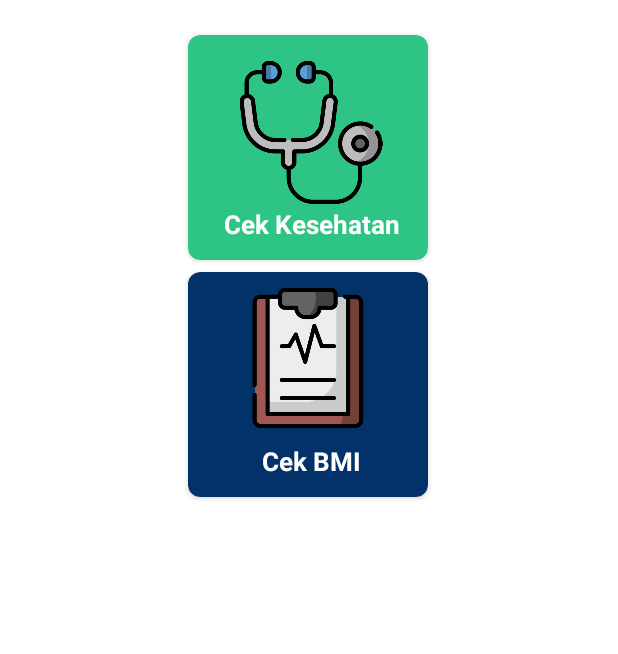
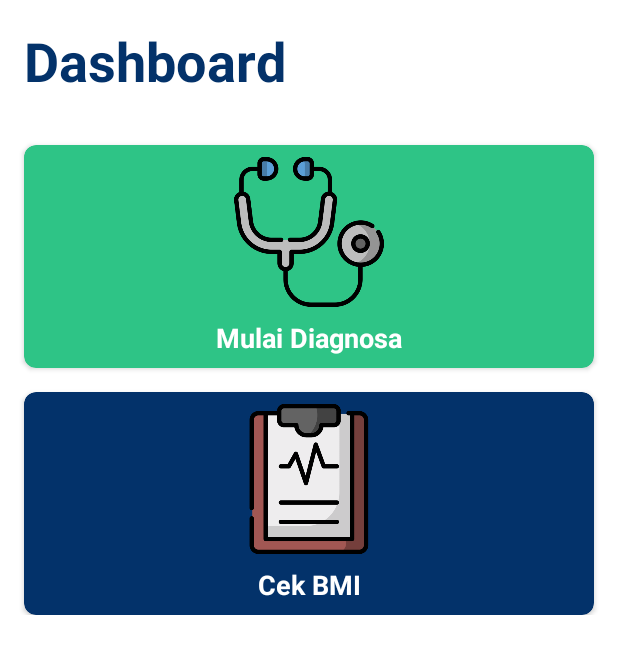
Before and after one commit to anksite/Dokter.ai, an Android app: the layout fragment_dashboard.xml on its own in the app's theme, with its tools: preview values and no code run, on a phone screen of 412 x 824 dp. Shown: the top 654 px of the screen. Run offline under Robolectric (Android 15) with nearby library versions, the phone set to English and light mode, and no system bars.

Commit message:
tidy UI Dashboard and detail news

```diff
--- a/app/src/main/java/com/dokter/ai/view/adapter/DashboardAdapter.kt
+++ b/app/src/main/java/com/dokter/ai/view/adapter/DashboardAdapter.kt
@@ -7,6 +7,7 @@ import android.view.View
 import android.view.ViewGroup
 import android.widget.TextView
 import androidx.recyclerview.widget.RecyclerView
+import com.bumptech.glide.Glide
 import com.dokter.ai.databinding.CardViewBinding
 import com.dokter.ai.databinding.FragmentDashboardBinding
 import com.dokter.ai.view.DetailNewsActivity
@@ -38,6 +39,7 @@ class DashboardAdapter : RecyclerView.Adapter<DashboardAdapter.ViewHolder>() {
     inner class ViewHolder(private val binding: CardViewBinding) : RecyclerView.ViewHolder(binding.root) {
         fun bind (course : NewsEntity){
             binding.tvCard.text = course.title
+            Glide.with(itemView.context).load(course.photo).centerCrop().into(binding.ivArtikel)
             itemView.setOnClickListener{
                 val intent = Intent(itemView.context, DetailNewsActivity::class.java)
                 intent.putExtra(DetailNewsActivity.EXTRA_COURSE, course.title)
--- a/app/src/main/java/com/dokter/ai/view/viewmodel/DashboardViewModel.kt
+++ b/app/src/main/java/com/dokter/ai/view/viewmodel/DashboardViewModel.kt
@@ -14,7 +14,7 @@ class DashboardViewModel : ViewModel() {
     private val _textBMI = MutableLiveData<String>().apply {
         value = "Cek BMI"
     }
-    val textBMI: LiveData<String> = _textPeriksa
+    val textBMI: LiveData<String> = _textBMI
 
 
 }
--- /dev/null
+++ b/app/src/main/res/drawable/bg_artikel.xml
@@ -0,0 +1,6 @@
+<?xml version="1.0" encoding="utf-8"?>
+<shape xmlns:android="http://schemas.android.com/apk/res/android">
+    <gradient
+        android:angle="270"
+        android:endColor="@color/colorFont" />
+</shape>
--- a/app/src/main/res/layout/fragment_dashboard.xml
+++ b/app/src/main/res/layout/fragment_dashboard.xml
@@ -1,7 +1,6 @@
 <?xml version="1.0" encoding="utf-8"?>
 
-<ScrollView
-    xmlns:android="http://schemas.android.com/apk/res/android"
+<ScrollView xmlns:android="http://schemas.android.com/apk/res/android"
     xmlns:app="http://schemas.android.com/apk/res-auto"
     xmlns:tools="http://schemas.android.com/tools"
     android:layout_width="match_parent"
@@ -9,167 +8,108 @@
 
     <androidx.constraintlayout.widget.ConstraintLayout
         android:layout_width="match_parent"
-    android:layout_height="match_parent"
+        android:layout_height="wrap_content"
         android:orientation="horizontal"
         tools:context=".view.fragment.DashboardFragment">
 
+        <TextView
+            android:id="@+id/textView5"
+            android:layout_width="wrap_content"
+            android:layout_height="wrap_content"
+            android:layout_marginStart="16dp"
+            android:layout_marginTop="16dp"
+            android:text="Dashboard"
+            android:textColor="@color/colorFont"
+            android:textSize="36sp"
+            android:textStyle="bold"
+            app:layout_constraintStart_toStartOf="parent"
+            app:layout_constraintTop_toTopOf="parent" />
+
         <androidx.recyclerview.widget.RecyclerView
             android:id="@+id/rvDashboard"
-        app:layout_constraintTop_toTopOf="parent"
             android:layout_width="match_parent"
             android:layout_height="wrap_content"
+            android:layout_marginTop="16dp"
             android:orientation="horizontal"
-        android:layout_marginTop="15dp"/>
+            app:layout_constraintTop_toBottomOf="@+id/textView5" />
 
         <androidx.cardview.widget.CardView
             android:id="@+id/bDiagnosis"
-        android:layout_width="160dp"
-        android:layout_height="150dp"
-        android:layout_margin="8dp"
-        android:layout_marginTop="60dp"
+            android:layout_width="0dp"
+            android:layout_height="wrap_content"
+            android:layout_margin="16dp"
             android:contentDescription="diagnosis"
             android:padding="8dp"
             app:cardBackgroundColor="@color/hijau_doktorAI"
             app:cardCornerRadius="8dp"
-        app:layout_constraintBottom_toBottomOf="parent"
             app:layout_constraintEnd_toEndOf="parent"
-        app:layout_constraintHorizontal_bias="0.498"
             app:layout_constraintStart_toStartOf="parent"
-        app:layout_constraintTop_toBottomOf="@+id/rvDashboard"
-        app:layout_constraintVertical_bias="0.0">
+            app:layout_constraintTop_toBottomOf="@+id/rvDashboard">
 
-                <RelativeLayout
+            <LinearLayout
                 android:layout_width="match_parent"
-                    android:layout_height="match_parent">
-
-
+                android:layout_height="wrap_content"
+                android:padding="8dp"
+                android:background="?android:selectableItemBackground"
+                android:orientation="vertical">
                 <ImageView
                     android:id="@+id/ivperiksa"
-            android:layout_width="124dp"
-            android:layout_height="99dp"
-            android:layout_alignParentStart="true"
-            android:layout_alignParentEnd="true"
-            android:layout_marginStart="20dp"
-            android:layout_marginTop="15dp"
-            android:layout_marginEnd="16dp"
-            android:layout_marginBottom="15dp"
-            android:contentDescription="diagnosis"
-
-            android:padding="2dp"
+                    android:layout_width="match_parent"
+                    android:layout_height="100dp"
                     android:src="@drawable/stethoscope" />
 
                 <TextView
                     android:id="@+id/textPeriksa"
-            android:layout_width="126dp"
+                    android:layout_width="match_parent"
                     android:layout_height="wrap_content"
-            android:layout_alignParentStart="true"
-            android:layout_alignParentEnd="true"
-            android:layout_alignParentBottom="true"
-            android:layout_marginStart="19dp"
-            android:layout_marginEnd="15dp"
-            android:layout_marginBottom="12dp"
-            android:text="Cek Kesehatan"
-            android:textAlignment="center"
+                    android:layout_marginTop="8dp"
+                    android:text="Mulai Diagnosa"
+                    android:gravity="center"
                     android:textColor="@color/white"
-            android:textSize="17dp"
+                    android:textAppearance="?android:textAppearanceMedium"
                     android:textStyle="bold" />
-
-
-                </RelativeLayout>
-
+            </LinearLayout>
         </androidx.cardview.widget.CardView>
 
         <androidx.cardview.widget.CardView
             android:id="@+id/bBMI"
-        android:layout_width="160dp"
-        android:layout_height="150dp"
-        android:layout_margin="8dp"
-        android:layout_marginBottom="16dp"
+            android:layout_width="0dp"
+            android:layout_height="wrap_content"
+            android:layout_margin="16dp"
             android:contentDescription="diagnosis"
-        android:padding="8dp"
-
             app:cardBackgroundColor="@color/navy_doktorAI"
             app:cardCornerRadius="8dp"
-        app:layout_constraintBottom_toBottomOf="parent"
             app:layout_constraintEnd_toEndOf="parent"
-        app:layout_constraintHorizontal_bias="0.498"
             app:layout_constraintStart_toStartOf="parent"
-        app:layout_constraintTop_toBottomOf="@+id/bDiagnosis"
-        app:layout_constraintVertical_bias="0.267">
+            app:layout_constraintTop_toBottomOf="@+id/bDiagnosis">
 
-        <RelativeLayout
+            <LinearLayout
                 android:layout_width="match_parent"
-            android:layout_height="match_parent">
+                android:layout_height="wrap_content"
+                android:padding="8dp"
+                android:background="?android:selectableItemBackground"
+                android:orientation="vertical">
 
                 <ImageView
-            android:layout_width="152dp"
-            android:layout_height="104dp"
-            android:layout_margin="5dp"
+                    android:layout_width="match_parent"
+                    android:layout_height="100dp"
                     android:contentDescription="diagnosis"
-            android:padding="5dp"
                     android:src="@drawable/clipboard" />
 
                 <TextView
                     android:id="@+id/textBMI"
-            android:layout_width="126dp"
-            android:textStyle="bold"
+                    android:layout_width="match_parent"
+                    android:layout_height="wrap_content"
+                    android:layout_marginTop="8dp"
+                    android:text="Cek BMI"
+                    android:gravity="center"
                     android:textColor="@color/white"
-            android:layout_height="wrap_content"
-            android:layout_alignParentStart="true"
-            android:layout_alignParentEnd="true"
-            android:layout_alignParentBottom="true"
-            android:layout_marginStart="19dp"
-            android:layout_marginEnd="15dp"
-            android:layout_marginBottom="12dp"
-            android:textAlignment="center"
-            android:textSize="17dp"
-            android:text="Cek BMI" />
-
-        </RelativeLayout>
+                    android:textAppearance="?android:textAppearanceMedium"
+                    android:textStyle="bold" />
+            </LinearLayout>
 
 
         </androidx.cardview.widget.CardView>
 
-    <!--    <ImageView-->
-    <!--        android:layout_width="100dp"-->
-    <!--        android:layout_height="100dp"-->
-    <!--        android:layout_margin="8dp"-->
-    <!--        android:contentDescription="diagnosis"-->
-    <!--        android:padding="8dp"-->
-    <!--        android:src="@color/hijau_doktorAI"-->
-    <!--        app:layout_constraintBottom_toBottomOf="parent"-->
-    <!--        app:layout_constraintEnd_toStartOf="@+id/bBMI"-->
-    <!--        app:layout_constraintHorizontal_bias="0.5"-->
-    <!--        app:layout_constraintStart_toStartOf="@id/rvDashboard"-->
-    <!--        app:layout_constraintTop_toBottomOf="@+id/rvDashboard"-->
-    <!--        app:layout_constraintCircleRadius="500dp"-->
-    <!--        />-->
-
-
-    <!--    <Button-->
-    <!--        android:id="@+id/bDiagnosis"-->
-    <!--        android:layout_width="0dp"-->
-    <!--        android:layout_height="wrap_content"-->
-    <!--        android:layout_marginStart="8dp"-->
-    <!--        android:layout_marginEnd="8dp"-->
-    <!--        android:text="Health Diagnosis"-->
-    <!--        app:layout_constraintBottom_toBottomOf="parent"-->
-    <!--        app:layout_constraintEnd_toStartOf="@+id/bBMI"-->
-    <!--        app:layout_constraintHorizontal_bias="0.5"-->
-    <!--        app:layout_constraintStart_toStartOf="@id/rvDashboard"-->
-    <!--        app:layout_constraintTop_toBottomOf="@+id/rvDashboard" />-->
-
-    <!--    <Button-->
-<!--        android:id="@+id/bBMI"-->
-<!--        android:layout_width="0dp"-->
-<!--        android:layout_height="wrap_content"-->
-<!--        android:layout_marginStart="8dp"-->
-<!--        android:layout_marginEnd="8dp"-->
-<!--        android:text="BMI"-->
-<!--        app:layout_constraintEnd_toEndOf="parent"-->
-<!--        app:layout_constraintHorizontal_bias="0.5"-->
-<!--        app:layout_constraintStart_toEndOf="@+id/bDiagnosis"-->
-<!--        app:layout_constraintTop_toTopOf="@+id/bDiagnosis" />-->
-
     </androidx.constraintlayout.widget.ConstraintLayout>
 </ScrollView>
```
Also changed, not shown: app/src/main/java/com/dokter/ai/view/DetailNewsActivity.kt (+17 -20 lines), app/src/main/java/com/dokter/ai/view/fragment/DashboardFragment.kt (+7 -3 lines), app/src/main/res/layout/activity_detail_news.xml (+21 -17 lines), app/src/main/res/layout/card_view.xml (+22 -20 lines). Lines whose indentation alone changed are shown as unchanged.
